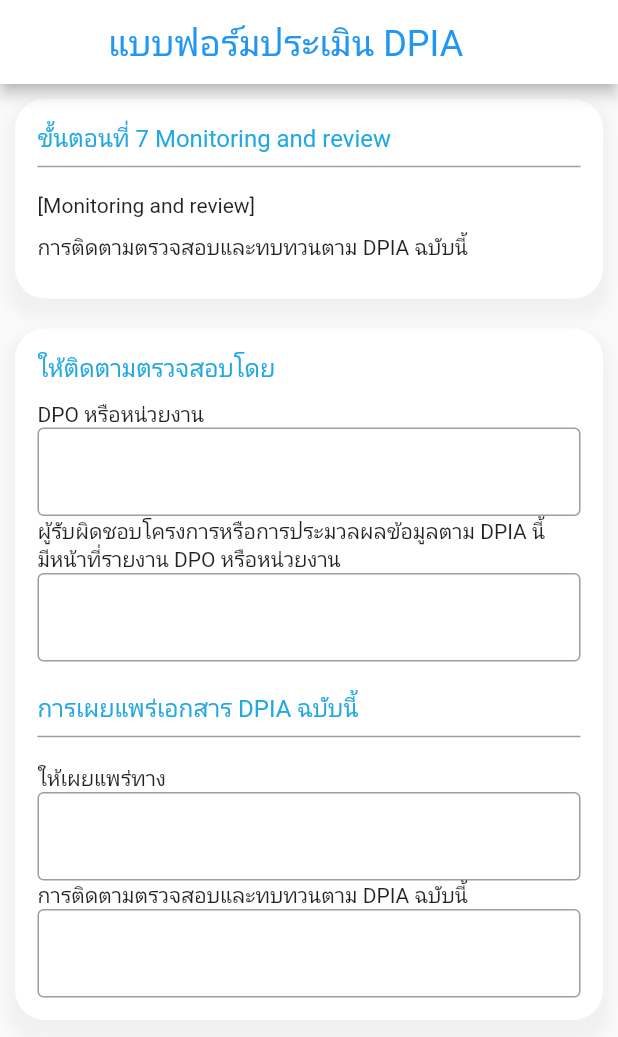
After one commit to ThanaboonHongma/DPIA, a Flutter app: the screen it shows after launch, after a tap on "OK", on a phone screen of 412 x 824 dp. The commit adds this screen. Shown: the top 1037 px of the screen. Run offline on Flutter 3.47's test engine with Material 2 defaults, Android fonts, the light colour scheme and no system bars; our stand-ins replace google_fonts.

Commit message:
add : monitoring, complete assessment

```diff
--- a/lib/main.dart
+++ b/lib/main.dart
@@ -1,5 +1,8 @@
+
+import 'package:dpia_project/screens/dpia-Complete%20assessment/complete_assessment.dart';
 import 'package:dpia_project/screens/dpia-Consultation/Consultation1.dart';
 import 'package:dpia_project/screens/dpia-Identification/Identification1.dart';
+import 'package:dpia_project/screens/dpia-Monitoring%20and%20review/monitoring.dart';
 import 'package:dpia_project/screens/login/login_page.dart';
 //import 'package:dpia_project/screens/themes/dpia_lite_theme_data.dart';
 import 'package:flutter/material.dart';
@@ -16,7 +19,7 @@ class DPIA extends StatelessWidget {
     return MaterialApp(
       title: "DPIA By Wisework",
       //theme: DpiaLiteThemeData.lightThemeData,
-      home: Consultation1(),
+      home: CompletePage(),
     );
   }
 }
--- /dev/null
+++ b/lib/screens/dpia-Complete assessment/complete_assessment.dart
@@ -0,0 +1,53 @@
+import 'package:dpia_project/screens/dpia-Monitoring%20and%20review/monitoring.dart';
+import 'package:flutter/material.dart';
+
+class CompletePage extends StatelessWidget {
+  const CompletePage({Key? key}) : super(key: key);
+
+  @override
+  Widget build(BuildContext context) {
+    return Scaffold(
+      appBar: AppBar(
+        title: Text(
+          'แบบฟอร์มประเมิน DPIA',
+          style: Theme.of(context).textTheme.headlineSmall?.copyWith(
+                color: Theme.of(context).colorScheme.tertiary,
+              ),
+        ),
+        backgroundColor: Theme.of(context).colorScheme.onPrimary,
+      ),
+      body: Center(
+        child: Column(
+          mainAxisAlignment: MainAxisAlignment.center,
+          crossAxisAlignment: CrossAxisAlignment.center,
+          children: [
+            Image.asset('assets/images/CompletePage/iconpass.png'),
+            SizedBox(height: 16), // เพิ่มระยะห่างระหว่างรูปภาพและข้อความ
+            Text(
+              'ทำประเมินเสร็จสิ้น!',
+              style: Theme.of(context).textTheme.headlineSmall?.copyWith(
+                    color: Theme.of(context).colorScheme.tertiary,
+                  ),
+            ),
+            SizedBox(height: 16),
+            SizedBox(
+              width: 200,
+              height: 40,
+              child: ElevatedButton(
+                  style: ElevatedButton.styleFrom(
+                    shape: RoundedRectangleBorder(
+                      borderRadius: BorderRadius.circular(10),
+                    ),
+                  ),
+                  onPressed: () {
+                    Navigator.push(context,
+                        MaterialPageRoute(builder: (context) => monitoring()));
+                  },
+                  child: Text('OK')),
+            ),
+          ],
+        ),
+      ),
+    );
+  }
+}
--- /dev/null
+++ b/lib/screens/dpia-Monitoring and review/monitoring.dart
@@ -0,0 +1,193 @@
+import 'package:flutter/material.dart';
+
+class monitoring extends StatefulWidget {
+  const monitoring({super.key});
+
+  @override
+  State<monitoring> createState() => _monitoring();
+}
+
+class _monitoring extends State<monitoring> {
+  final textController1 = TextEditingController();
+  final textController2 = TextEditingController();
+  final textController3 = TextEditingController();
+  final textController4 = TextEditingController();
+
+  @override
+  void dispose() {
+    textController1.dispose();
+    textController2.dispose();
+    textController3.dispose();
+    textController4.dispose();
+    super.dispose();
+  }
+
+  Widget build(BuildContext context) {
+    return Scaffold(
+      appBar: AppBar(
+        title: Row(
+          children: [
+            Text(
+              'แบบฟอร์มประเมิน DPIA',
+              style: Theme.of(context).textTheme.headlineSmall?.copyWith(
+                    color: Theme.of(context).colorScheme.tertiary,
+                  ),
+            ),
+          ],
+        ),
+        backgroundColor: Theme.of(context).colorScheme.onPrimary,
+      ),
+      body: SingleChildScrollView(
+        child: Column(
+          children: [
+            Container(
+              decoration: BoxDecoration(
+                borderRadius: BorderRadius.circular(20),
+                color: Colors.white,
+                boxShadow: [
+                  BoxShadow(
+                    color: Colors.grey.withOpacity(0.1),
+                    spreadRadius: 5,
+                    blurRadius: 7,
+                    offset: const Offset(0, 8),
+                  ),
+                ],
+              ),
+              margin: const EdgeInsets.all(
+                10,
+              ),
+              child: Padding(
+                padding: const EdgeInsets.all(15.0),
+                child: Column(
+                  children: [
+                    Align(
+                      alignment: Alignment.topLeft,
+                      child: Text('ขั้นตอนที่ 7 Monitoring and review',
+                          style: TextStyle(
+                              fontWeight: FontWeight.w400,
+                              color: const Color.fromRGBO(35, 169, 225, 1),
+                              fontSize: 16)),
+                    ),
+                    const Divider(
+                      thickness: 1,
+                      indent: 0,
+                      endIndent: 0,
+                      color: Colors.grey,
+                    ),
+                    SizedBox(
+                      height: 10,
+                    ),
+                    Align(
+                      alignment: Alignment.topLeft,
+                      child: Text('[Monitoring and review]'),
+                    ),
+                    SizedBox(
+                      height: 10,
+                    ),
+                    Align(
+                      alignment: Alignment.topLeft,
+                      child: Text('การติดตามตรวจสอบและทบทวนตาม DPIA ฉบับนี้'),
+                    ),
+                    SizedBox(
+                      height: 10,
+                    ),
+                  ],
+                ),
+              ),
+            ),
+            Container(
+              decoration: BoxDecoration(
+                borderRadius: BorderRadius.circular(20),
+                color: Colors.white,
+                boxShadow: [
+                  BoxShadow(
+                    color: Colors.grey.withOpacity(0.1),
+                    spreadRadius: 5,
+                    blurRadius: 7,
+                    offset: const Offset(0, 8),
+                  ),
+                ],
+              ),
+              margin: const EdgeInsets.all(
+                10,
+              ),
+              child: Padding(
+                padding: const EdgeInsets.all(15.0),
+                child: Align(
+                  alignment: Alignment.centerLeft,
+                  child: Column(
+                    crossAxisAlignment: CrossAxisAlignment.start, // ชิดซ้าย
+                    children: [
+                      Text('ให้ติดตามตรวจสอบโดย',
+                          style: TextStyle(
+                              fontWeight: FontWeight.w400,
+                              color: const Color.fromRGBO(35, 169, 225, 1),
+                              fontSize: 16)),
+                      SizedBox(
+                        height: 10,
+                      ),
+                      Text('DPO หรือหน่วยงาน'),
+                      SizedBox(
+                        child: TextField(
+                          controller: textController1,
+                          decoration: InputDecoration(
+                            border: OutlineInputBorder(),
+                          ),
+                        ),
+                      ),
+                      Text(
+                          'ผู้รับผิดชอบโครงการหรือการประมวลผลข้อมูลตาม DPIA นี้มีหน้าที่รายงาน DPO หรือหน่วยงาน'),
+                      SizedBox(
+                        child: TextField(
+                          controller: textController2,
+                          decoration: InputDecoration(
+                            border: OutlineInputBorder(),
+                          ),
+                        ),
+                      ),
+                      SizedBox(
+                        height: 20,
+                      ),
+                      Text('การเผยแพร่เอกสาร DPIA ฉบับนี้',
+                          style: TextStyle(
+                              fontWeight: FontWeight.w400,
+                              color: const Color.fromRGBO(35, 169, 225, 1),
+                              fontSize: 16)),
+                      const Divider(
+                        thickness: 1,
+                        indent: 0,
+                        endIndent: 0,
+                        color: Colors.grey,
+                      ),
+                      SizedBox(
+                        height: 10,
+                      ),
+                      Text('ให้เผยแพร่ทาง'),
+                      SizedBox(
+                        child: TextField(
+                          controller: textController3,
+                          decoration: InputDecoration(
+                            border: OutlineInputBorder(),
+                          ),
+                        ),
+                      ),
+                      Text('การติดตามตรวจสอบและทบทวนตาม DPIA ฉบับนี้'),
+                      SizedBox(
+                        child: TextField(
+                          controller: textController4,
+                          decoration: InputDecoration(
+                            border: OutlineInputBorder(),
+                          ),
+                        ),
+                      ),
+                    ],
+                  ),
+                ),
+              ),
+            ),
+          ], //children
+        ),
+      ),
+    );
+  }
+}
--- a/pubspec.yaml
+++ b/pubspec.yaml
@@ -63,6 +63,7 @@ flutter:
   # To add assets to your application, add an assets section, like this:
   assets:
     - assets/images/LoginPage/
+    - assets/images/CompletePage/
 
 
   # An image asset can refer to one or more resolution-specific "variants", see
```
Also changed, not shown: assets/images/CompletePage/iconpass.png (added).
